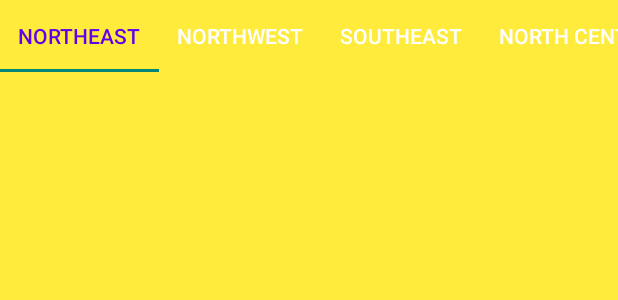
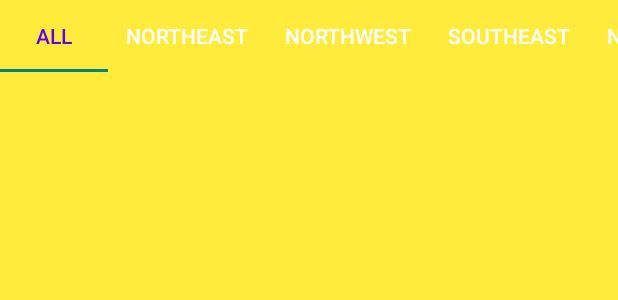
Before and after one commit to sceddd/TravelAlone, an Android app: the layout fragment_discover.xml on its own in the app's theme, with its tools: preview values and no code run, on a phone screen of 412 x 824 dp. Shown: the top 300 px of the screen. Run offline under Robolectric (Android 15) with nearby library versions, the phone set to English and light mode, and no system bars.

Commit message:
add tab ALL

```diff
--- a/app/src/main/res/layout/fragment_discover.xml
+++ b/app/src/main/res/layout/fragment_discover.xml
@@ -23,6 +23,12 @@
             app:tabIndicatorAnimationMode="elastic"
             app:tabSelectedTextColor="@color/purple_500"
             >
+            <com.google.android.material.tabs.TabItem
+                android:id="@+id/all"
+                android:text="ALL"
+                android:layout_width="wrap_content"
+                android:layout_height="wrap_content"
+                />
             <com.google.android.material.tabs.TabItem
                 android:id="@+id/northeast"
                 android:text="Northeast"
```
